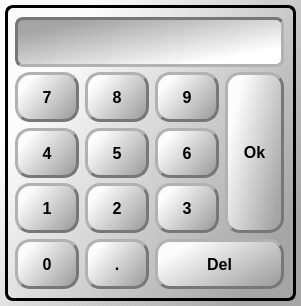
Old version of the form xfinsertnrdlg.ui in the repository CDullin/xLFinal.
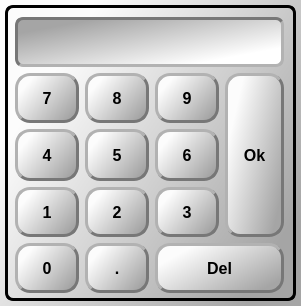
New version of the form.

Patch:
```diff
--- a/xfinsertnrdlg.ui
+++ b/xfinsertnrdlg.ui
@@ -24,13 +24,13 @@
 	border-width: 3px;
 }</string>
   </property>
-  <widget class="QWidget" name="">
+  <widget class="QWidget" name="layoutWidget">
    <property name="geometry">
     <rect>
      <x>15</x>
      <y>17</y>
      <width>269</width>
-     <height>272</height>
+     <height>276</height>
     </rect>
    </property>
    <layout class="QGridLayout" name="gridLayout">
```
